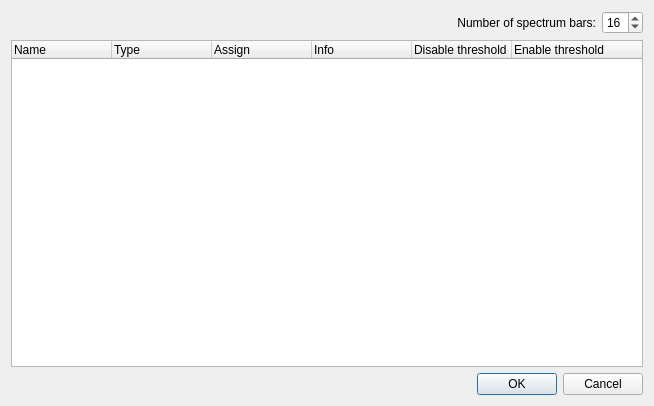
Before: the Qt Designer form ui/src/audiotriggersconfiguration.ui in mcallegari/qlcplus, drawn with Qt 5.
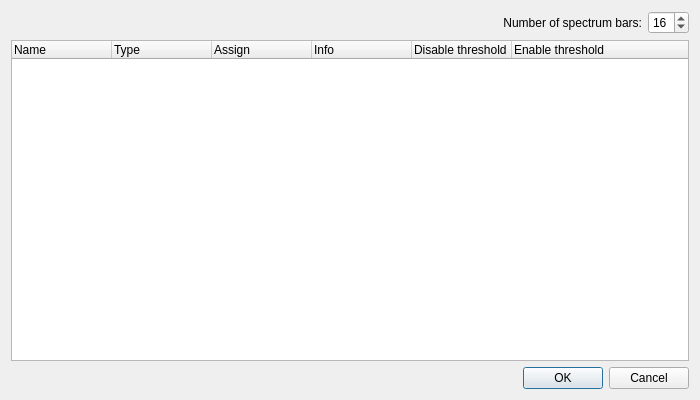
After: the same form once the commit is applied.

The edit to the form file:
```diff
--- a/ui/src/audiotriggersconfiguration.ui
+++ b/ui/src/audiotriggersconfiguration.ui
@@ -6,8 +6,8 @@
    <rect>
     <x>0</x>
     <y>0</y>
-    <width>654</width>
-    <height>406</height>
+    <width>700</width>
+    <height>400</height>
    </rect>
   </property>
   <property name="windowTitle">
```
